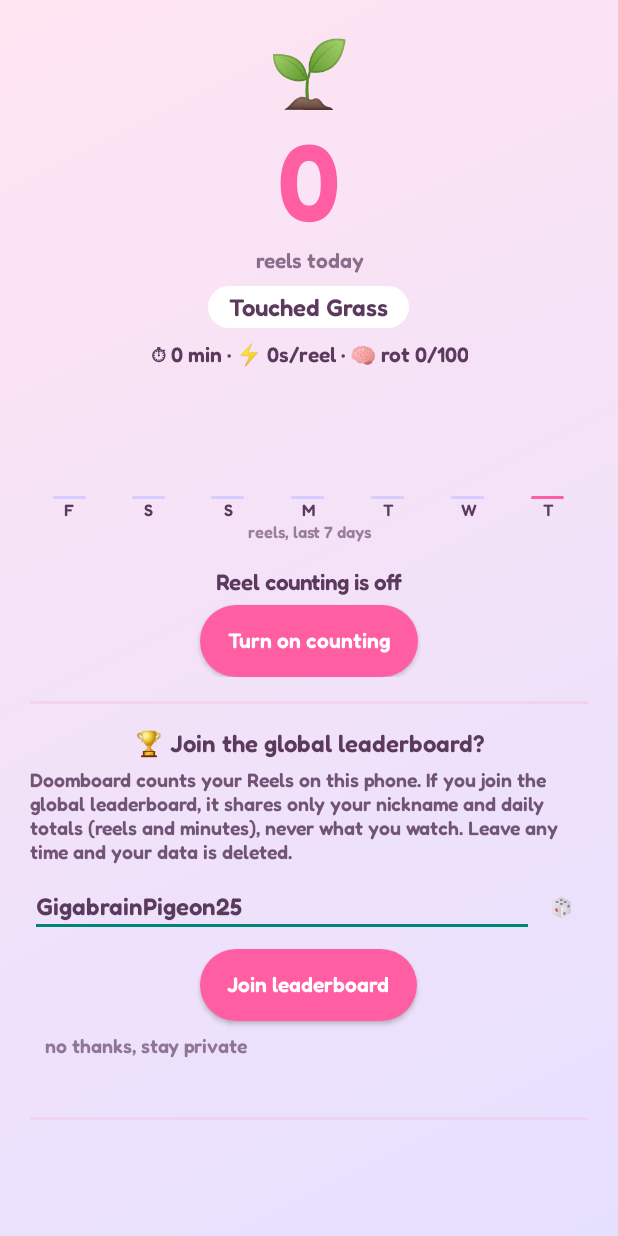
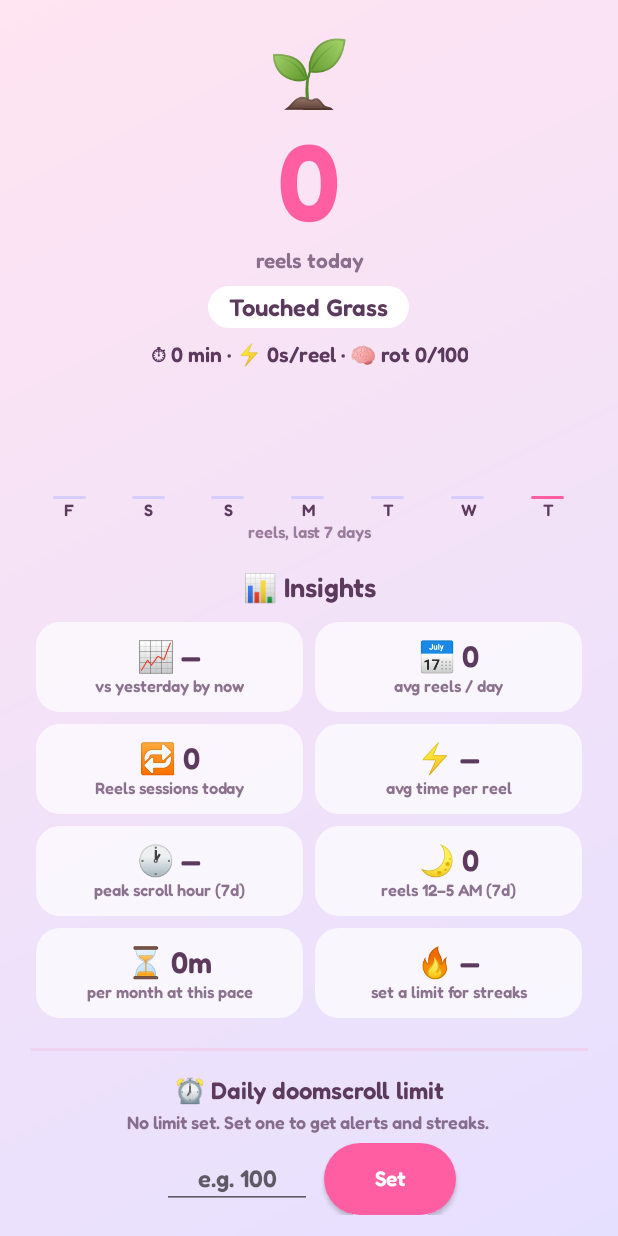
Before and after one commit to DevaP06/doomboard-android, an Android app: the screen it shows after launch (MainActivity), on a phone screen of 412 x 824 dp. Run offline under Robolectric (Android 15) with nearby library versions, the phone set to English and light mode, and no system bars.

Commit message:
Add insights KPIs, daily limit alerts and pop-up reel counter
- Stats.kt (pure, unit-tested): vs-yesterday at the same hour, 7-day avg,
  sessions, time per reel, peak hour, late-night reels, monthly pace and an
  under-limit streak; plus the 80% / 100% / every-20-over alert rule.
- Store keeps per-hour buckets and session counts per day, a daily limit and
  the pop-up setting.
- ReelService shows a pop-up counter via an accessibility overlay (no extra
  permission, never touchable, hides after 4s or on leaving Reels) and posts
  limit notifications.
- Dashboard: KPI grid, over-limit days in red, limit + pop-up settings.

Co-Authored-By: Claude Opus 5.5 <noreply@anthropic.com>

```diff
--- a/app/build.gradle.kts
+++ b/app/build.gradle.kts
@@ -23,3 +23,7 @@ android {
         targetCompatibility = JavaVersion.VERSION_17
     }
 }
+
+dependencies {
+    testImplementation("junit:junit:4.13.2")
+}
--- a/app/src/main/AndroidManifest.xml
+++ b/app/src/main/AndroidManifest.xml
@@ -2,6 +2,8 @@
 <manifest xmlns:android="http://schemas.android.com/apk/res/android">
 
     <uses-permission android:name="android.permission.INTERNET" />
+    <!-- Only used for the optional daily-limit alerts. -->
+    <uses-permission android:name="android.permission.POST_NOTIFICATIONS" />
 
     <application
         android:allowBackup="false"
--- a/app/src/main/java/app/doomboard/MainActivity.kt
+++ b/app/src/main/java/app/doomboard/MainActivity.kt
@@ -1,8 +1,10 @@
 package app.doomboard
 
+import android.Manifest
 import android.app.Activity
 import android.app.AlertDialog
 import android.content.Intent
+import android.content.pm.PackageManager
 import android.graphics.Color
 import android.graphics.Typeface
 import android.graphics.drawable.GradientDrawable
@@ -12,12 +14,14 @@ import android.os.Handler
 import android.os.Looper
 import android.provider.Settings
 import android.text.InputFilter
+import android.text.InputType
 import android.view.Gravity
 import android.view.View
 import android.view.ViewGroup.LayoutParams.MATCH_PARENT
 import android.view.ViewGroup.LayoutParams.WRAP_CONTENT
 import android.view.WindowInsets
 import android.widget.Button
+import android.widget.CheckBox
 import android.widget.EditText
 import android.widget.LinearLayout
 import android.widget.ScrollView
@@ -25,6 +29,7 @@ import android.widget.TextView
 import android.widget.Toast
 import java.io.IOException
 import java.time.LocalDate
+import java.time.LocalTime
 import java.time.format.TextStyle
 import java.util.Locale
 import kotlin.concurrent.thread
@@ -39,12 +44,15 @@ class MainActivity : Activity() {
     private lateinit var title: TextView
     private lateinit var stats: TextView
     private lateinit var bars: LinearLayout
+    private lateinit var kpiGrid: LinearLayout
+    private lateinit var settingsBox: LinearLayout
     private lateinit var serviceBox: LinearLayout
     private lateinit var boardBox: LinearLayout
     private lateinit var debugText: TextView
 
     private var mode: String? = null // "join" (opted-out user came back) | "rename"
     private var boardLoadedAt = 0L
+    private var statsSignature: String? = null // skip re-rendering stats when nothing changed
 
     // Refresh every second while visible; reload the board every 30s.
     private val tick = object : Runnable {
@@ -74,6 +82,12 @@ class MainActivity : Activity() {
         bars = LinearLayout(this).apply { orientation = LinearLayout.HORIZONTAL }
         col.addView(bars, LinearLayout.LayoutParams(MATCH_PARENT, dp(90)).apply { topMargin = dp(12) })
         col.addView(text("reels, last 7 days", 11f, alpha = 0.6f))
+        col.addView(text("📊 Insights", 18f), lp(top = 18))
+        kpiGrid = LinearLayout(this).apply { orientation = LinearLayout.VERTICAL }
+        col.addView(kpiGrid, LinearLayout.LayoutParams(MATCH_PARENT, WRAP_CONTENT).apply { topMargin = dp(8) })
+        col.addView(divider())
+        settingsBox = vbox()
+        col.addView(settingsBox, LinearLayout.LayoutParams(MATCH_PARENT, WRAP_CONTENT))
         serviceBox = vbox()
         col.addView(serviceBox, LinearLayout.LayoutParams(MATCH_PARENT, WRAP_CONTENT).apply { topMargin = dp(16) })
         col.addView(divider())
@@ -107,7 +121,9 @@ class MainActivity : Activity() {
 
     override fun onResume() {
         super.onResume()
+        statsSignature = null
         renderService()
+        renderSettings()
         renderBoard()
         main.post(tick)
     }
@@ -119,26 +135,101 @@ class MainActivity : Activity() {
 
     // --- stats ---
     private fun renderStats() {
-        val d = store.day()
+        val today = LocalDate.now()
+        val hour = LocalTime.now().hour
+        val limit = store.limit
+        val sig = "${store.raw()}|$limit|$today|$hour"
+        if (sig == statsSignature) return
+        statsSignature = sig
+
+        val all = store.allDays()
+        val d = all[today] ?: Day()
         val (_, emoji, t) = Fun.titleFor(d.reels)
         mood.text = emoji
         count.text = d.reels.toString()
-        title.text = t
+        count.setTextColor(if (limit in 1..d.reels) RED else PINK)
+        title.text = if (limit > 0) "$t · ${d.reels}/$limit" else t
         val avg = if (d.reels > 0) d.secs / d.reels else 0
         stats.text = "⏱ ${d.secs / 60} min · ⚡ ${avg}s/reel · 🧠 rot ${Fun.rotScore(d.reels, d.secs)}/100"
 
+        // 7-day bars: today pink, days over the limit red
         bars.removeAllViews()
-        val week = (6 downTo 0).map { LocalDate.now().minusDays(it.toLong()) }
-        val reels = week.map { store.day(it).reels }
+        val week = (6 downTo 0).map { today.minusDays(it.toLong()) }
+        val reels = week.map { all[it]?.reels ?: 0 }
         val max = maxOf(1, reels.max())
         week.forEachIndexed { i, day ->
             val c = LinearLayout(this).apply { orientation = LinearLayout.VERTICAL; gravity = Gravity.BOTTOM or Gravity.CENTER_HORIZONTAL }
-            val bar = View(this).apply {
-                background = GradientDrawable().apply { setColor(if (i == 6) PINK else 0xFFD6CCFF.toInt()); cornerRadius = dp(4).toFloat() }
-            }
+            val color = when { limit in 1 until reels[i] -> RED; i == 6 -> PINK; else -> 0xFFD6CCFF.toInt() }
+            val bar = View(this).apply { background = GradientDrawable().apply { setColor(color); cornerRadius = dp(4).toFloat() } }
             c.addView(bar, LinearLayout.LayoutParams(dp(22), maxOf(dp(2), reels[i] * dp(60) / max)))
             c.addView(text(day.dayOfWeek.getDisplayName(TextStyle.NARROW, Locale.getDefault()), 11f))
             bars.addView(c, LinearLayout.LayoutParams(0, MATCH_PARENT, 1f))
+        }
+
+        // KPI tiles, two per row
+        kpiGrid.removeAllViews()
+        Stats.kpis(all, today, hour, limit).chunked(2).forEach { pair ->
+            val row = LinearLayout(this)
+            pair.forEach { k ->
+                val tile = vbox().apply {
+                    background = GradientDrawable().apply { setColor(0xB3FFFFFF.toInt()); cornerRadius = dp(16).toFloat() }
+                    setPadding(dp(8), dp(10), dp(8), dp(10))
+                }
+                tile.addView(text("${k.emoji} ${k.value}", 20f))
+                tile.addView(text(k.label, 11f, alpha = 0.7f))
+                row.addView(tile, LinearLayout.LayoutParams(0, WRAP_CONTENT, 1f).apply { setMargins(dp(4), dp(4), dp(4), dp(4)) })
+            }
+            kpiGrid.addView(row, LinearLayout.LayoutParams(MATCH_PARENT, WRAP_CONTENT))
+        }
+    }
+
+    // --- settings: daily limit alerts + pop-up counter ---
+    private fun renderSettings() {
+        settingsBox.removeAllViews()
+        val limit = store.limit
+        settingsBox.addView(text("⏰ Daily doomscroll limit", 16f))
+        settingsBox.addView(text(
+            if (limit > 0) "Alerts at ${Math.round(limit * 0.8)} and $limit reels, then every 20 more."
+            else "No limit set. Set one to get alerts and streaks.", 12f, alpha = 0.7f), lp(top = 4))
+
+        val input = EditText(this).apply {
+            inputType = InputType.TYPE_CLASS_NUMBER
+            hint = if (limit > 0) "$limit" else "e.g. 100"
+            filters = arrayOf(InputFilter.LengthFilter(4))
+            typeface = font
+            textSize = 16f
+            setTextColor(INK)
+            gravity = Gravity.CENTER
+        }
+        val row = LinearLayout(this).apply { gravity = Gravity.CENTER_VERTICAL or Gravity.CENTER_HORIZONTAL }
+        row.addView(input, LinearLayout.LayoutParams(dp(100), WRAP_CONTENT))
+        row.addView(button("Set") {
+            val v = input.text.toString().toIntOrNull()
+            if (v == null || v !in 1..5000) {
+                Toast.makeText(this, "Pick a number from 1 to 5000", Toast.LENGTH_SHORT).show()
+                return@button
+            }
+            store.limit = v
+            askNotificationPermission()
+            statsSignature = null
+            renderSettings()
+        }, LinearLayout.LayoutParams(WRAP_CONTENT, WRAP_CONTENT).apply { marginStart = dp(8) })
+        if (limit > 0) row.addView(link("turn off") { store.limit = 0; statsSignature = null; renderSettings() })
+        settingsBox.addView(row, LinearLayout.LayoutParams(MATCH_PARENT, WRAP_CONTENT).apply { topMargin = dp(6) })
+
+        val popup = CheckBox(this).apply {
+            text = "Show a pop-up counter while scrolling Reels"
+            isChecked = store.overlay
+            typeface = font
+            setTextColor(INK)
+            setOnCheckedChangeListener { _, on -> store.overlay = on }
+        }
+        settingsBox.addView(popup, lp(top = 10))
+    }
+
+    private fun askNotificationPermission() {
+        if (Build.VERSION.SDK_INT >= 33 && checkSelfPermission(Manifest.permission.POST_NOTIFICATIONS) != PackageManager.PERMISSION_GRANTED) {
+            requestPermissions(arrayOf(Manifest.permission.POST_NOTIFICATIONS), 1)
         }
     }
 
@@ -328,5 +419,6 @@ class MainActivity : Activity() {
     companion object {
         private val PINK = 0xFFFF5FA2.toInt()
         private val INK = 0xFF5B3A5E.toInt()
+        private val RED = 0xFFE5383B.toInt()
     }
 }
--- /dev/null
+++ b/app/src/main/java/app/doomboard/Stats.kt
@@ -0,0 +1,79 @@
+package app.doomboard
+
+import java.time.LocalDate
+import java.time.LocalTime
+import java.time.format.DateTimeFormatter
+import kotlin.math.abs
+import kotlin.math.roundToInt
+
+// One day of scrolling. hours[h] = reels counted in that hour (0-23).
+data class Day(val reels: Int = 0, val secs: Int = 0, val hours: List<Int> = List(24) { 0 }, val sessions: Int = 0)
+
+data class Kpi(val emoji: String, val value: String, val label: String)
+
+// Pure Kotlin (no Android) so it can be unit-tested: see app/src/test/.../StatsTest.kt
+object Stats {
+    private val HOUR = DateTimeFormatter.ofPattern("h a")
+
+    fun kpis(days: Map<LocalDate, Day>, today: LocalDate, nowHour: Int, limit: Int): List<Kpi> {
+        val day = { d: LocalDate -> days[d] ?: Day() }
+        val t = day(today)
+        val week = (0..6).map { day(today.minusDays(it.toLong())) }                       // last 7 days incl. today
+        val past = (1..7).map { day(today.minusDays(it.toLong())) }.filter { it.reels > 0 } // full days that have data
+
+        // Fair comparison: today so far vs yesterday up to the same hour.
+        val ySoFar = day(today.minusDays(1)).hours.take(nowHour + 1).sum()
+        val vsYesterday = if (ySoFar == 0) "—" else ((t.reels - ySoFar) * 100.0 / ySoFar).roundToInt()
+            .let { if (it >= 0) "+$it%" else "−${abs(it)}%" }
+
+        val avgReels = if (past.isEmpty()) t.reels else (past.sumOf { it.reels }.toDouble() / past.size).roundToInt()
+        val avgSecsPerDay = if (past.isEmpty()) t.secs.toDouble() else past.sumOf { it.secs }.toDouble() / past.size
+        val weekReels = week.sumOf { it.reels }
+        val perReel = if (weekReels == 0) "—" else "${(week.sumOf { it.secs }.toDouble() / weekReels).roundToInt()}s"
+
+        val hourly = (0..23).map { h -> week.sumOf { it.hours[h] } }
+        val peakHour = if (hourly.max() == 0) "—" else LocalTime.of(hourly.indexOf(hourly.max()), 0).format(HOUR)
+        val lateNight = (0..4).sumOf { hourly[it] }
+
+        val monthHours = avgSecsPerDay * 30 / 3600
+        val pace = if (monthHours < 1) "${(monthHours * 60).roundToInt()}m" else "${"%.1f".format(monthHours)}h"
+
+        val streak = if (limit > 0) limitStreak(days, today, limit) else null
+
+        return listOf(
+            Kpi("📈", vsYesterday, "vs yesterday by now"),
+            Kpi("📅", "$avgReels", "avg reels / day"),
+            Kpi("🔁", "${t.sessions}", "Reels sessions today"),
+            Kpi("⚡", perReel, "avg time per reel"),
+            Kpi("🕐", peakHour, "peak scroll hour (7d)"),
+            Kpi("🌙", "$lateNight", "reels 12–5 AM (7d)"),
+            Kpi("⏳", pace, "per month at this pace"),
+            Kpi("🔥", streak?.let { "$it ${if (it == 1) "day" else "days"}" } ?: "—",
+                if (limit > 0) "under-limit streak" else "set a limit for streaks"),
+        )
+    }
+
+    // Days in a row within the limit, counting back from today (so far) to the first recorded day.
+    fun limitStreak(days: Map<LocalDate, Day>, today: LocalDate, limit: Int): Int {
+        val first = days.keys.minOrNull() ?: return 0
+        var n = 0
+        var d = today
+        while (!d.isBefore(first) && (days[d]?.reels ?: 0) <= limit) {
+            n++
+            d = d.minusDays(1)
+        }
+        return n
+    }
+
+    // Alert text when the count crosses 80%, 100%, then every 20 over. Null = no alert for this count.
+    fun limitAlert(reels: Int, limit: Int): String? {
+        if (limit <= 0) return null
+        val warnAt = (limit * 0.8).roundToInt().coerceAtLeast(1)
+        return when {
+            reels == warnAt && warnAt < limit -> "Heads up: $reels reels today. Your limit is $limit."
+            reels == limit -> "🛑 Limit reached: $limit reels today. Time to touch grass?"
+            reels > limit && (reels - limit) % 20 == 0 -> "Still scrolling? $reels reels today (limit $limit)."
+            else -> null
+        }
+    }
+}
--- a/app/src/main/java/app/doomboard/Store.kt
+++ b/app/src/main/java/app/doomboard/Store.kt
@@ -1,28 +1,48 @@
 package app.doomboard
 
 import android.content.Context
+import org.json.JSONArray
 import org.json.JSONObject
 import java.time.LocalDate
+import java.time.LocalTime
 
-// On-device storage: daily counts + leaderboard profile. Same shape as the extension's storage.
+// On-device storage: daily counts (with per-hour buckets and sessions), settings, leaderboard profile.
 class Store(ctx: Context) {
-    data class Day(val reels: Int, val secs: Int)
     data class Profile(val id: String, val nick: String)
 
     private val p = ctx.applicationContext.getSharedPreferences("doomboard", Context.MODE_PRIVATE)
 
-    private fun days() = JSONObject(p.getString("days", "{}")!!)
+    fun raw(): String = p.getString("days", "{}")!!
+    private fun days() = JSONObject(raw())
 
-    fun day(date: LocalDate = LocalDate.now()): Day =
-        days().optJSONObject(date.toString())?.let { Day(it.optInt("reels"), it.optInt("secs")) } ?: Day(0, 0)
+    private fun parse(o: JSONObject) = Day(
+        reels = o.optInt("reels"),
+        secs = o.optInt("secs"),
+        hours = o.optJSONArray("h")?.let { a -> List(24) { a.optInt(it) } } ?: List(24) { 0 },
+        sessions = o.optInt("sessions"),
+    )
+
+    fun day(date: LocalDate = LocalDate.now()): Day = days().optJSONObject(date.toString())?.let(::parse) ?: Day()
+
+    fun allDays(): Map<LocalDate, Day> {
+        val o = days()
+        return o.keys().asSequence()
+            .mapNotNull { k -> runCatching { LocalDate.parse(k) to parse(o.getJSONObject(k)) }.getOrNull() }
+            .toMap()
+    }
 
     @Synchronized
-    fun add(reels: Int, secs: Int) {
+    fun add(reels: Int, secs: Int, newSession: Boolean): Day {
         val all = days()
         val key = LocalDate.now().toString()
-        val d = all.optJSONObject(key) ?: JSONObject().put("reels", 0).put("secs", 0)
-        d.put("reels", d.optInt("reels") + reels).put("secs", d.optInt("secs") + secs)
+        val d = all.optJSONObject(key) ?: JSONObject()
+        val h = d.optJSONArray("h") ?: JSONArray(List(24) { 0 })
+        val hour = LocalTime.now().hour
+        h.put(hour, h.optInt(hour) + reels)
+        d.put("reels", d.optInt("reels") + reels).put("secs", d.optInt("secs") + secs).put("h", h)
+        if (newSession) d.put("sessions", d.optInt("sessions") + 1)
         p.edit().putString("days", all.put(key, d).toString()).apply()
+        return parse(d)
     }
 
     var profile: Profile?
@@ -37,4 +57,14 @@ class Store(ctx: Context) {
     var optedOut: Boolean
         get() = p.getBoolean("opted_out", false)
         set(v) { p.edit().putBoolean("opted_out", v).apply() }
+
+    // Daily reel limit for alerts. 0 = off.
+    var limit: Int
+        get() = p.getInt("limit", 0)
+        set(v) { p.edit().putInt("limit", v).apply() }
+
+    // Show the pop-up counter over Instagram while scrolling Reels.
+    var overlay: Boolean
+        get() = p.getBoolean("overlay", true)
+        set(v) { p.edit().putBoolean("overlay", v).apply() }
 }
```
Also changed, not shown: app/src/main/java/app/doomboard/ReelService.kt (+110 -8 lines), app/src/main/res/drawable/ic_stat_doomboard.xml (added, +14 -0 lines), 1 other file.
